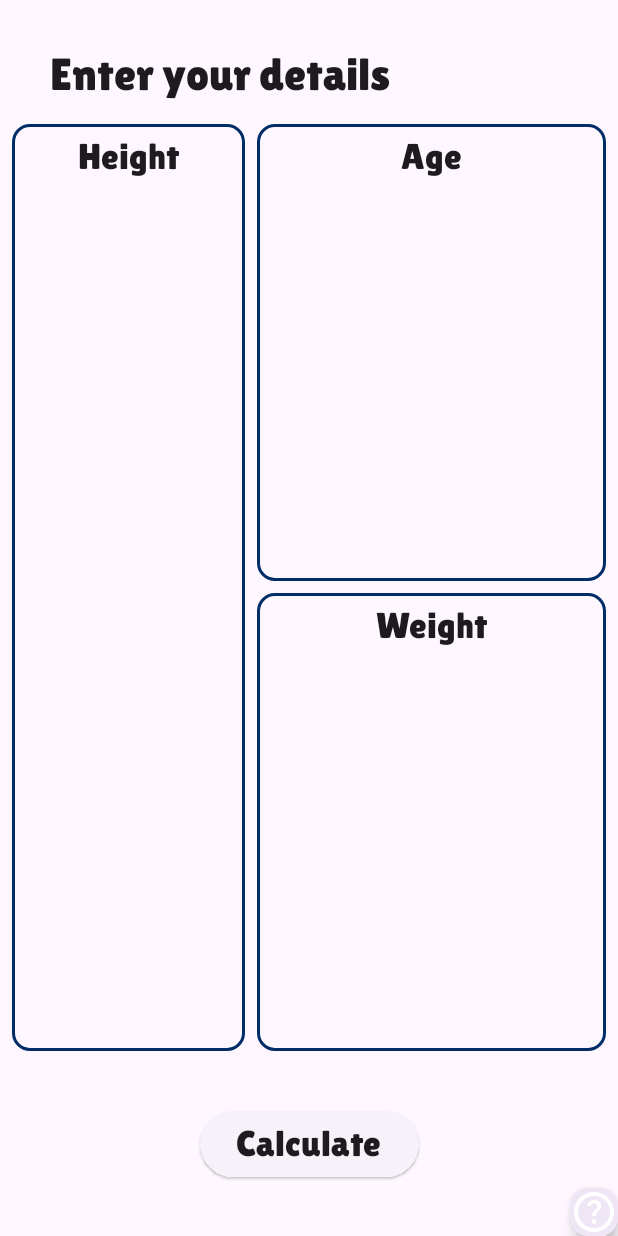
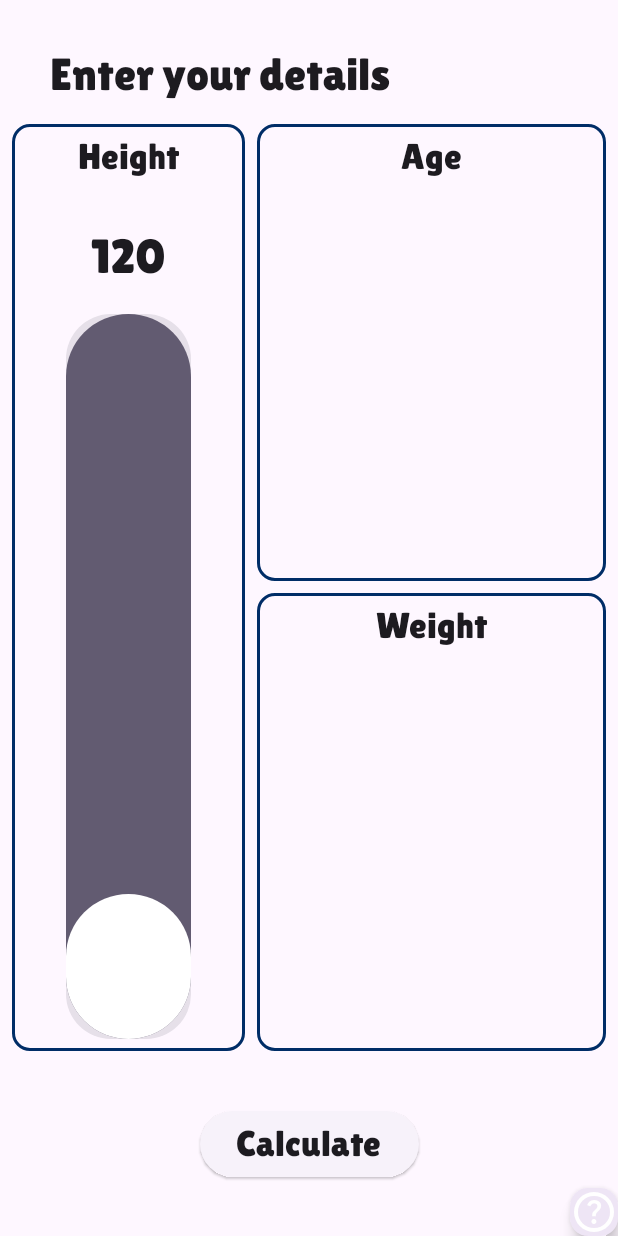
Before and after one commit to radguy02/BMI_Calculator, an Android app built with Jetpack Compose: the @Preview function Datapage, on a phone screen of 412 x 824 dp. Run offline under Robolectric (Android 15) with nearby library versions, the phone set to English and light mode, and no system bars.

Commit message:
Vertical Slider

```diff
--- /dev/null
+++ b/app/src/main/java/com/example/bmicalculator/screens/VerticalSlider.kt
@@ -0,0 +1,157 @@
+package com.example.bmicalculator.screens
+
+import android.view.MotionEvent
+import androidx.compose.foundation.Canvas
+import androidx.compose.foundation.layout.fillMaxHeight
+import androidx.compose.foundation.layout.fillMaxWidth
+import androidx.compose.foundation.layout.height
+import androidx.compose.foundation.layout.width
+import androidx.compose.runtime.*
+import androidx.compose.ui.geometry.CornerRadius
+import androidx.compose.ui.graphics.Color
+import androidx.compose.ui.unit.Dp
+import androidx.compose.ui.unit.dp
+import kotlin.math.roundToInt
+import androidx.compose.runtime.saveable.rememberSaveable
+import androidx.compose.ui.ExperimentalComposeUiApi
+import androidx.compose.ui.Modifier
+import androidx.compose.ui.geometry.Offset
+import androidx.compose.ui.geometry.Rect
+import androidx.compose.ui.geometry.RoundRect
+import androidx.compose.ui.geometry.Size
+import androidx.compose.ui.graphics.ClipOp
+import androidx.compose.ui.graphics.Paint
+import androidx.compose.ui.graphics.Path
+import androidx.compose.ui.input.pointer.pointerInteropFilter
+
+private const val MAX_VALUE = 200
+private const val MIN_VALUE = 120
+
+class ComposeVerticalSliderState {
+    var isEnabled = mutableStateOf(true)
+        internal set
+    var adjustTop = mutableStateOf(0f)
+        internal set
+    var progressValue = mutableStateOf(0)
+        internal set
+
+    private fun updateAdjustTopValue(value: Float) {
+        this.adjustTop.value = value
+    }
+
+    private fun updateProgressValue(value: Int) {
+        this.progressValue.value = value
+    }
+
+    internal fun updateOnTouch(
+        motionEvent: MotionEvent,
+        canvasHeight: Int
+    ) {
+        if (!isEnabled.value) return
+
+        val y = motionEvent.y.roundToInt()
+
+        updateAdjustTopValue(y.toFloat())
+
+        val progress = calculateProgress(y.toFloat(), canvasHeight).coerceIn(MIN_VALUE, MAX_VALUE)
+
+        updateProgressValue(progress)
+    }
+
+    private fun calculateProgress(adjustTop: Float, canvasHeight: Int): Int {
+        return MAX_VALUE - (adjustTop / canvasHeight).times(100).roundToInt()
+    }
+
+    fun calculateAdjustTopFromProgressValue(progressValue: Int, canvasHeight: Int): Float {
+        return (MAX_VALUE - progressValue).times(canvasHeight).div(100).toFloat()
+    }
+}
+
+@Composable
+fun rememberComposeVerticalSlider(): ComposeVerticalSliderState {
+    return remember { ComposeVerticalSliderState() }
+}
+
+@ExperimentalComposeUiApi
+@Composable
+fun VerticalSlider(
+    state: ComposeVerticalSliderState,
+    progressValue: Int? = null,
+    enabled: Boolean = true,
+    modifier: Modifier = Modifier,
+    radius: CornerRadius = CornerRadius(80f, 80f),
+    trackColor: Color = Color.LightGray,
+    progressTrackColor: Color = Color.Green,
+    onProgressChanged: (Int) -> Unit,
+    onStopTrackingTouch: (Int) -> Unit
+) {
+    var canvasHeight by remember { mutableStateOf(0) }
+    val enabledState by rememberSaveable { state.isEnabled }
+    var progressValueData by rememberSaveable { mutableStateOf(state.progressValue.value) }
+
+    // Ensure progressValue is updated when passed externally
+    LaunchedEffect(progressValue) {
+        if (progressValue != null) {
+            progressValueData = progressValue
+            onProgressChanged(progressValue)
+            onStopTrackingTouch(progressValue)
+        }
+    }
+
+    val trackPaint = Paint().apply {
+        color = trackColor
+        isAntiAlias = true
+        strokeWidth = 10f
+    }
+
+    val progressPaint = Paint().apply {
+        color = if (enabledState) progressTrackColor else Color.Gray
+        isAntiAlias = true
+        strokeWidth = 10f
+    }
+
+    Canvas(
+        modifier = modifier
+            .pointerInteropFilter { motionEvent ->
+                when (motionEvent.action) {
+                    MotionEvent.ACTION_DOWN, MotionEvent.ACTION_MOVE -> {
+                        if (enabledState) {
+                            state.updateOnTouch(motionEvent, canvasHeight)
+                            progressValueData = state.progressValue.value
+                            onProgressChanged(progressValueData)
+                        }
+                        enabledState
+                    }
+                    MotionEvent.ACTION_UP -> {
+                        if (enabledState) {
+                            state.updateOnTouch(motionEvent, canvasHeight)
+                            progressValueData = state.progressValue.value
+                            onStopTrackingTouch(progressValueData)
+                        }
+                        enabledState
+                    }
+                    else -> false
+                }
+            }
+    ) {
+        canvasHeight = size.height.roundToInt()
+        val rect = Rect(0f, 0f, size.width, size.height)
+        val progressTop = state.calculateAdjustTopFromProgressValue(progressValueData, canvasHeight)
+
+        // Draw track background
+        drawRoundRect(
+            color = trackColor,
+            topLeft = Offset(0f, 0f),
+            size = Size(size.width, size.height),
+            cornerRadius = CornerRadius(radius.x, radius.y)
+        )
+
+        // Draw progress
+        drawRoundRect(
+            color = progressTrackColor,
+            topLeft = Offset(0f, progressTop),
+            size = Size(size.width, size.height - progressTop),
+            cornerRadius = CornerRadius(radius.x, radius.y)
+        )
+    }
+}
--- a/app/src/main/java/com/example/bmicalculator/screens/dataPage.kt
+++ b/app/src/main/java/com/example/bmicalculator/screens/dataPage.kt
@@ -13,7 +13,9 @@ import androidx.compose.foundation.layout.fillMaxWidth
 import androidx.compose.foundation.layout.height
 import androidx.compose.foundation.layout.padding
 import androidx.compose.foundation.layout.size
+import androidx.compose.foundation.layout.wrapContentSize
 import androidx.compose.foundation.shape.RoundedCornerShape
+import androidx.compose.material3.Card
 import androidx.compose.material3.ElevatedButton
 import androidx.compose.material3.Icon
 import androidx.compose.material3.MaterialTheme
@@ -24,22 +26,29 @@ import androidx.compose.runtime.Composable
 import androidx.compose.runtime.getValue
 import androidx.compose.runtime.mutableStateOf
 import androidx.compose.runtime.remember
+import androidx.compose.runtime.saveable.rememberSaveable
 import androidx.compose.runtime.setValue
 import androidx.compose.ui.Alignment
+import androidx.compose.ui.ExperimentalComposeUiApi
 import androidx.compose.ui.Modifier
 import androidx.compose.ui.graphics.Color
 import androidx.compose.ui.res.painterResource
 import androidx.compose.ui.text.font.Font
 import androidx.compose.ui.text.font.FontFamily
+import androidx.compose.ui.text.font.FontWeight
+import androidx.compose.ui.text.style.TextAlign
 import androidx.compose.ui.tooling.preview.Preview
 import androidx.compose.ui.unit.dp
 import androidx.compose.ui.unit.sp
 import com.example.bmicalculator.R
 
+@OptIn(ExperimentalComposeUiApi::class)
 @Preview(showBackground = true)
 @Composable
 fun Datapage() {
     var showInfo by remember { mutableStateOf(false) }
+    var sliderProgressValue by rememberSaveable { mutableStateOf(120) }
+
     Scaffold { paddingValues ->
         Box(
             modifier = Modifier
@@ -84,10 +93,14 @@ fun Datapage() {
                             )
                             .border(2.dp, Color(0xFF002D67), RoundedCornerShape(12.dp))
                     ) {
+                        Column() {
                             Column(
                                 modifier = Modifier
+                                    .fillMaxHeight(.1f)
                                     .fillMaxWidth()
                                     .padding(8.dp)
+
+
                             ) {
                                 Text(
                                     "Height",
@@ -97,8 +110,48 @@ fun Datapage() {
                                     modifier = Modifier.align(Alignment.CenterHorizontally)
                                 )
                             }
-                        Column { /* slider code */ }
+                            Column(
+                                modifier = Modifier
+                                    .fillMaxWidth()
+                                    .fillMaxHeight()
+                                    .padding(8.dp)
+                            ) {
+                                Column(
+                                    modifier = Modifier
+                                        .fillMaxHeight()
+                                        .fillMaxWidth(),
+                                    horizontalAlignment = Alignment.CenterHorizontally
+                                ) {
+                                    Text(
+                                        text = "$sliderProgressValue",
+                                        textAlign = TextAlign.Center,
+                                        fontFamily = FontFamily(
+                                            Font(
+                                                R.font.lilitaoneregular,
+                                                FontWeight.Bold
+                                            )
+                                        ),
+                                        fontSize = 32.sp,
+                                        modifier = Modifier.fillMaxWidth()
+                                    )
+
+                                    Spacer(modifier = Modifier.padding(10.dp))
+
+                                    Card(
+                                        modifier = Modifier
+                                            .wrapContentSize(),
+                                        shape = RoundedCornerShape(30.dp)
+
+                                    ) {
+                                        ComposeVerticalSlider(progressValue = sliderProgressValue) {
+                                            sliderProgressValue = it
                                         }
+                                    }
+                                }
+                            }
+                        }
+                    }
+
                     Column(
                         modifier = Modifier
                             .fillMaxHeight()
@@ -114,9 +167,11 @@ fun Datapage() {
                                 )
                                 .border(2.dp, Color(0xFF002D67), RoundedCornerShape(12.dp))
                         ) {
-                            Column(modifier = Modifier
+                            Column(
+                                modifier = Modifier
                                     .fillMaxWidth()
-                                .padding(8.dp)) {
+                                    .padding(8.dp)
+                            ) {
                                 Text(
                                     "Age",
                                     fontFamily = FontFamily(Font(R.font.lilitaoneregular)),
@@ -126,6 +181,7 @@ fun Datapage() {
                                 )
                             }
                         }
+
                         Spacer(Modifier.size(8.dp))
                         Box(
                             modifier = Modifier
@@ -137,9 +193,11 @@ fun Datapage() {
                                 )
                                 .border(2.dp, Color(0xFF002D67), RoundedCornerShape(12.dp))
                         ) {
-                            Column(modifier = Modifier
+                            Column(
+                                modifier = Modifier
                                     .fillMaxWidth()
-                                .padding(8.dp)) {
+                                    .padding(8.dp)
+                            ) {
                                 Text(
                                     "Weight",
                                     fontFamily = FontFamily(Font(R.font.lilitaoneregular)),
@@ -152,6 +210,7 @@ fun Datapage() {
                     }
                 }
 
+
                 Row(
                     modifier = Modifier
                         .fillMaxWidth()
@@ -159,7 +218,7 @@ fun Datapage() {
                     horizontalArrangement = Arrangement.Center,
                     verticalAlignment = Alignment.CenterVertically
                 ) {
-                    ElevatedButton(onClick = { "" }) {
+                    ElevatedButton(onClick = { " " }) {
                         Text(
                             "Calculate",
                             fontFamily = FontFamily(Font(R.font.lilitaoneregular)),
@@ -195,10 +254,10 @@ fun Datapage() {
                             )
                             .padding(8.dp)
                     )
-
                     Spacer(modifier = Modifier.height(24.dp))
                 }
             }
+
             Box(
                 modifier = Modifier
                     .align(Alignment.BottomEnd)
@@ -220,3 +279,28 @@ fun Datapage() {
         }
     }
 }
+
+@ExperimentalComposeUiApi
+@Composable
+fun ComposeVerticalSlider(
+    progressValue: Int? = null,
+    value: (Int) -> Unit
+) {
+    val state = rememberComposeVerticalSlider()
+    VerticalSlider(
+        state = state,
+        modifier = Modifier
+            .fillMaxHeight()
+            .fillMaxWidth(.6f),
+        trackColor = MaterialTheme.colorScheme.secondary,
+        progressTrackColor = MaterialTheme.colorScheme.onSecondary,
+        onProgressChanged = {
+            value(it)
+        },
+        onStopTrackingTouch = {
+            value(it)
+        },
+        enabled = state.isEnabled.value,
+        progressValue = progressValue
+    )
+}
```
Also changed, not shown: app/src/main/java/com/example/bmicalculator/screens/lastPage.kt (added, +106 -0 lines), app/src/main/java/com/example/bmicalculator/screens/sliderrr.kt (deleted, +0 -113 lines). Lines whose indentation alone changed are shown as unchanged.
